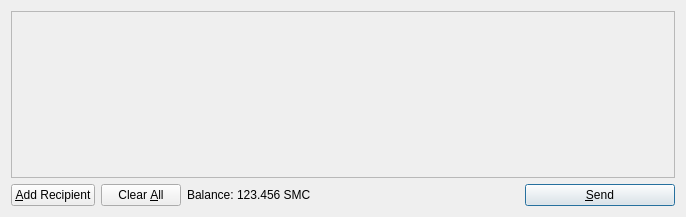
This is src/qt/forms/sendcoinsdialog.ui in eightyfourcoin/KaChingCoin as Qt 5 draws it before an edit. The edited form follows.
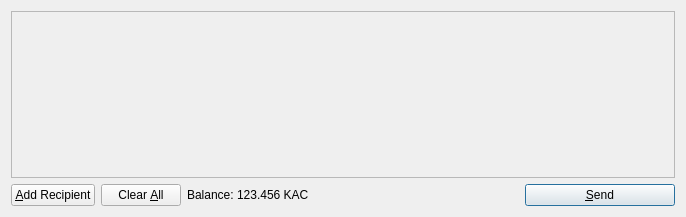
This is the edited form. Icons and pictures are not drawn.

The edit to the form file:
```diff
--- a/src/qt/forms/sendcoinsdialog.ui
+++ b/src/qt/forms/sendcoinsdialog.ui
@@ -119,7 +119,7 @@
           <cursorShape>IBeamCursor</cursorShape>
          </property>
          <property name="text">
-          <string>123.456 SMC</string>
+          <string>123.456 KAC</string>
          </property>
          <property name="textInteractionFlags">
           <set>Qt::LinksAccessibleByMouse|Qt::TextSelectableByKeyboard|Qt::TextSelectableByMouse</set>
```
